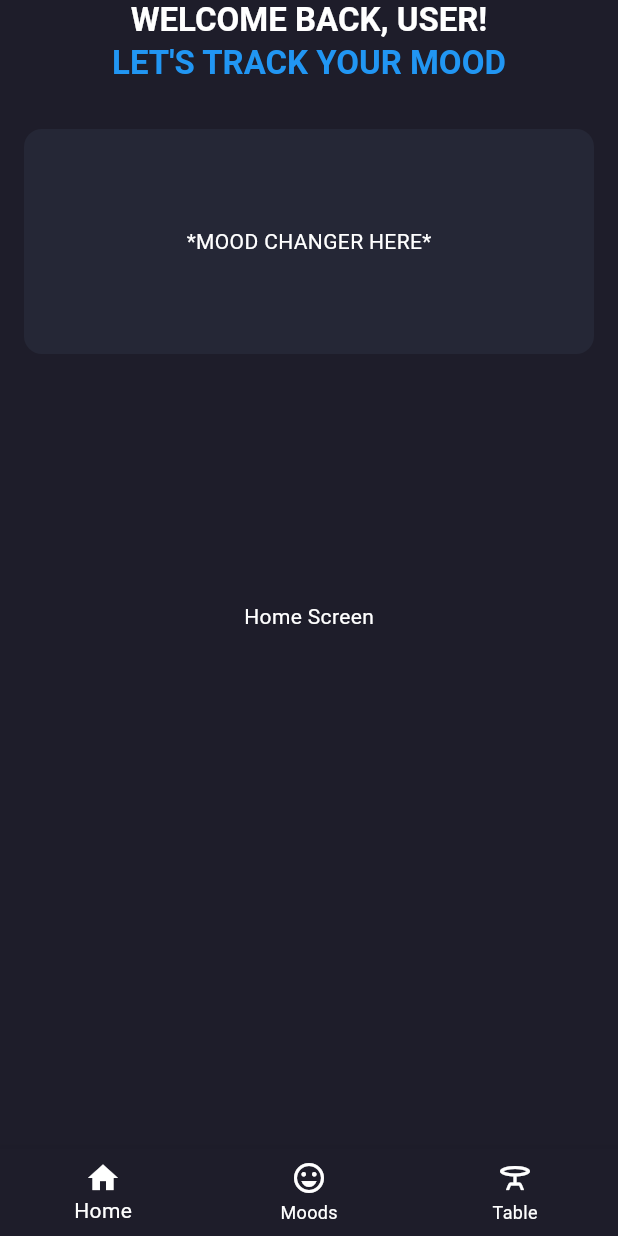
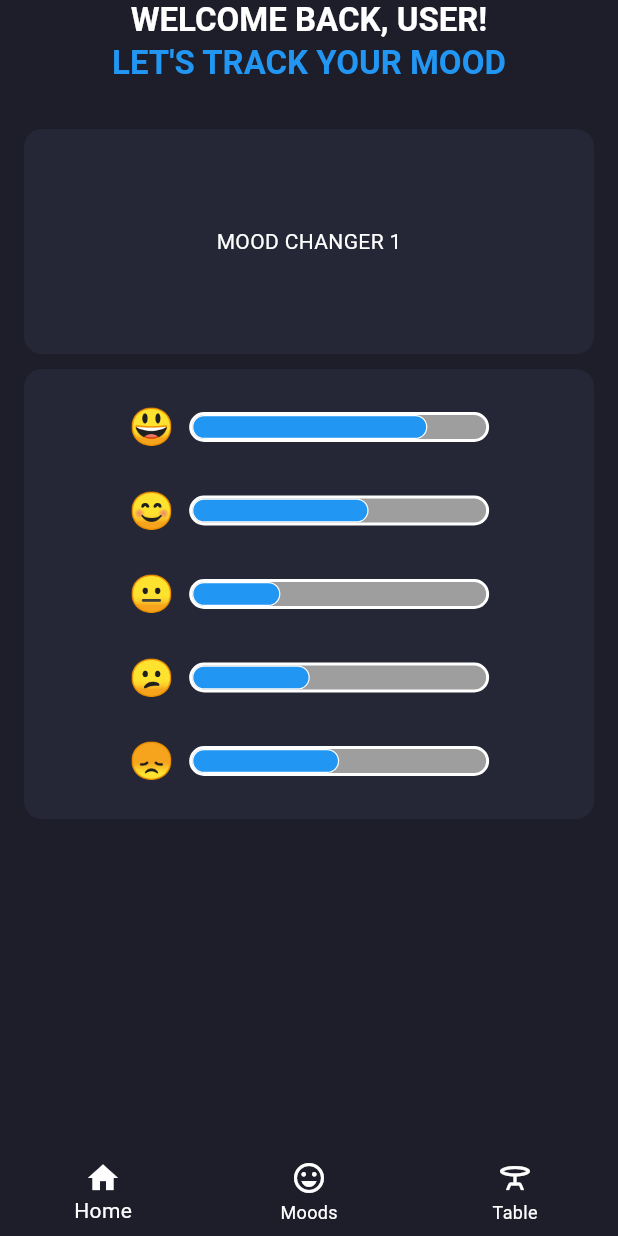
Before and after one commit to jraemakers/Efficient-remote-working, a Flutter app: the screen it shows after launch, on a phone screen of 412 x 824 dp. Run offline on Flutter 3.47's test engine with Material 3 defaults, Android fonts, the light colour scheme and no system bars.

Commit message:
added the table and added the summary with emojis and progressbar

```diff
--- a/efficient_remote_working/lib/screens/home.dart
+++ b/efficient_remote_working/lib/screens/home.dart
@@ -54,7 +54,7 @@
               ),
               child: Center(
                 child: Text(
-                  '*MOOD CHANGER HERE*',
+                  'MOOD CHANGER 1',
                   style: TextStyle(
                     color: Colors.white,
                   ),
@@ -62,8 +62,66 @@
               ),
             ),
           ),
+          Positioned(
+            top: 190, // Adjust the top position for the second container
+            left: 16, // Adjust the left position as needed
+            right: 16, // Adjust the right position as needed
+            child: Container(
+              height: 300, // Set the height as needed
+              decoration: BoxDecoration(
+                color: const Color(0xFF252736),
+                borderRadius: BorderRadius.circular(12.0),
+              ),
+              child: Column(
+                mainAxisAlignment: MainAxisAlignment.spaceEvenly,
+                children: [
+                  _buildEmojiWithProgressBar('😃', 0.8),
+                  _buildEmojiWithProgressBar('😊', 0.6),
+                  _buildEmojiWithProgressBar('😐', 0.3),
+                  _buildEmojiWithProgressBar('😕', 0.4),
+                  _buildEmojiWithProgressBar('😞', 0.5),
+                ],
+              ),
+            ),
+          ),
         ],
       ),
     );
   }
+
+  Widget _buildEmojiWithProgressBar(String emoji, double progress) {
+    return Row(
+      mainAxisAlignment: MainAxisAlignment.center,
+      children: [
+        Text(
+          emoji,
+          style: TextStyle(
+            color: Colors.white,
+            fontSize: 24,
+          ),
+        ),
+        SizedBox(width: 10),
+        Container(
+          width: 200,
+          height: 20,
+          decoration: BoxDecoration(
+            color: Colors.grey,
+            border: Border.all(color: Colors.white, width: 2),
+            borderRadius: BorderRadius.circular(50),
+          ),
+          child: FractionallySizedBox(
+            widthFactor: progress,
+            alignment: Alignment.centerLeft,
+            child: Container(
+              decoration: BoxDecoration(
+                color: Colors.blue,
+                border: Border.all(color: Colors.white, width: 0.8),
+                borderRadius: BorderRadius.circular(50),
+              ),
+            ),
+          ),
+        ),
+      ],
+    );
+  }
 }
```
Also changed, not shown: efficient_remote_working/lib/screens/table.dart (+24 -14 lines).
